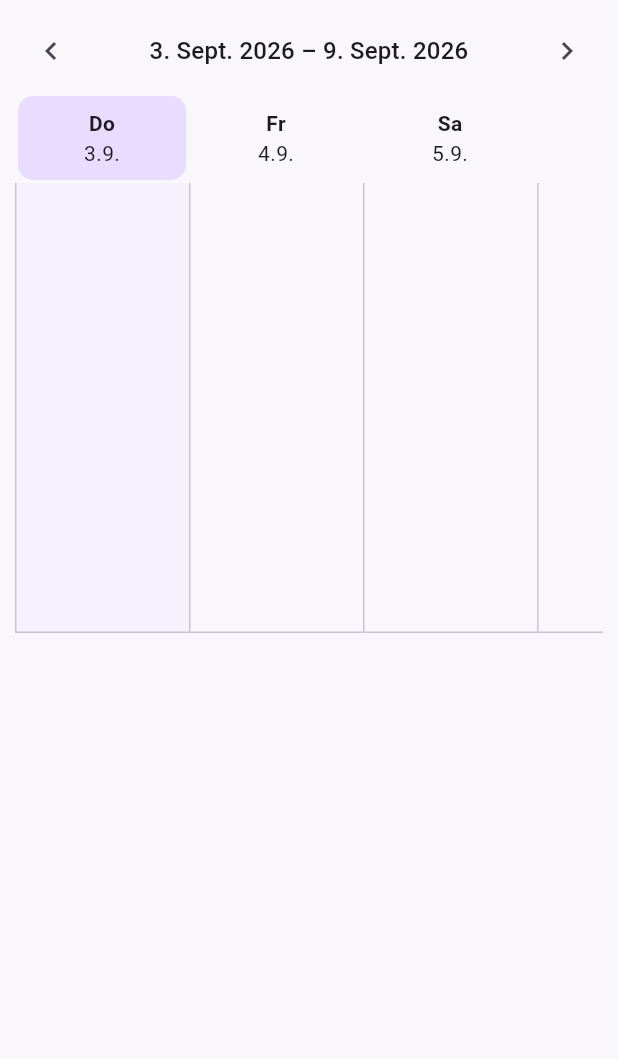
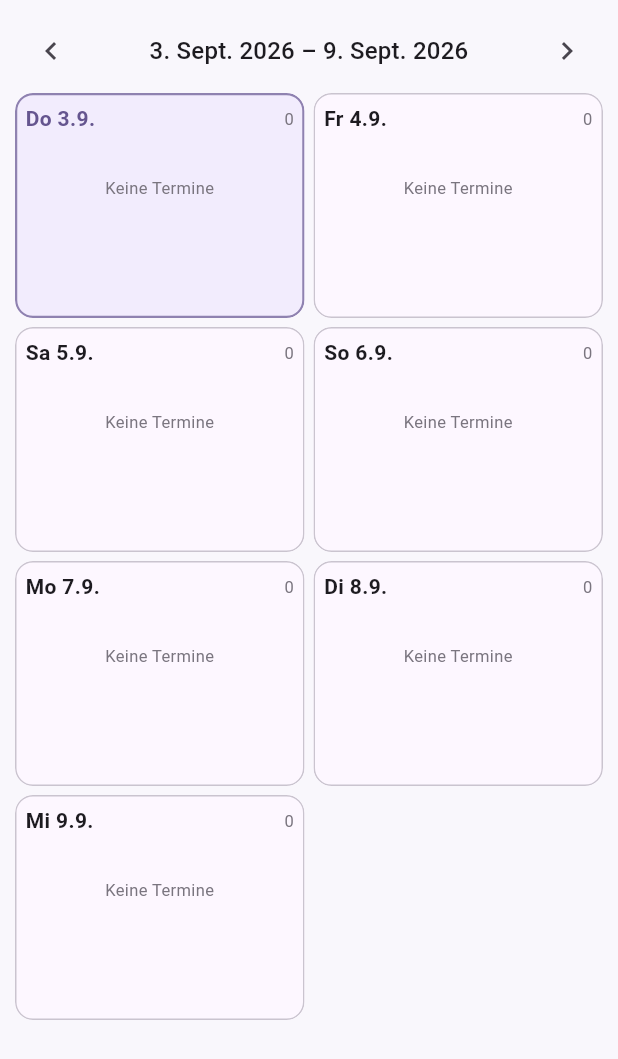
Before and after one commit to Neevel/Moonkeep, a Flutter app: the WeekCalendarView widget shown alone on an empty page, opened directly with empty values, on a phone screen of 412 x 824 dp. Shown: the top 1059 px of the screen. Run offline on Flutter 3.47's test engine with Material 3 defaults, Android fonts, the phone set to English and light mode, and no system bars; our stand-ins replace cloud_firestore, firebase_auth, firebase_core, flutter_local_notifications, shared_preferences, timezone; accounts and stored records are empty.

Commit message:
feat: refine calendar navigation experience

```diff
--- a/lib/features/calendar/week_calendar_view.dart
+++ b/lib/features/calendar/week_calendar_view.dart
@@ -1,5 +1,3 @@
-import 'dart:math' as math;
-
 import 'package:flutter/material.dart';
 
 import 'calendar_event.dart';
@@ -15,9 +13,6 @@ class WeekCalendarView extends StatelessWidget {
     required this.onDaySelected,
     required this.onEventSelected,
   });
-
-  static const double _dayWidth = 116;
-  static const double _eventHeight = 38;
 
   final DateTime weekStart;
   final DateTime selectedDay;
@@ -35,16 +30,18 @@ class WeekCalendarView extends StatelessWidget {
       7,
       (index) => weekStart.add(Duration(days: index)),
     );
-    final allDayCount = days
-        .map((day) => _allDayEvents(day).length)
-        .fold<int>(0, math.max);
-    final timedCount = days
-        .map((day) => _timedEvents(day).length)
-        .fold<int>(0, math.max);
-    final allDayHeight = _rowHeight(allDayCount, emptyHeight: 0);
-    final timedHeight = _rowHeight(timedCount, emptyHeight: 300);
-
-    return Padding(
+    return GestureDetector(
+      key: const ValueKey('week-swipe-area'),
+      behavior: HitTestBehavior.opaque,
+      onHorizontalDragEnd: (details) {
+        final velocity = details.primaryVelocity ?? 0;
+        if (velocity < -250) {
+          onNext();
+        } else if (velocity > 250) {
+          onPrevious();
+        }
+      },
+      child: Padding(
         padding: const EdgeInsets.all(10),
         child: Column(
           crossAxisAlignment: CrossAxisAlignment.stretch,
@@ -71,174 +68,174 @@ class WeekCalendarView extends StatelessWidget {
               ],
             ),
             const SizedBox(height: 4),
-          Semantics(
-            label: 'Wochenkalender. Nach oben für die nächste, nach unten für die vorherige Woche wischen.',
-            child: GestureDetector(
-              key: const ValueKey('week-swipe-area'),
-              behavior: HitTestBehavior.opaque,
-              onVerticalDragEnd: (details) {
-                final velocity = details.primaryVelocity ?? 0;
-                if (velocity < -250) {
-                  onNext();
-                } else if (velocity > 250) {
-                  onPrevious();
-                }
-              },
-              child: SingleChildScrollView(
-                scrollDirection: Axis.horizontal,
-                child: SizedBox(
-                  width: 7 * _dayWidth,
-                  child: Column(
-                    crossAxisAlignment: CrossAxisAlignment.start,
+            LayoutBuilder(
+              builder: (context, constraints) {
+                final columns = constraints.maxWidth >= 720
+                    ? 4
+                    : constraints.maxWidth >= 520
+                    ? 3
+                    : 2;
+                const spacing = 6.0;
+                final width =
+                    (constraints.maxWidth - spacing * (columns - 1)) / columns;
+                return Wrap(
+                  spacing: spacing,
+                  runSpacing: spacing,
                   children: [
-                      _headers(context, days),
-                      if (allDayCount > 0) ...[
-                        const Padding(
-                          padding: EdgeInsets.fromLTRB(4, 4, 4, 3),
-                          child: Text(
-                            'Ganztägig',
-                            style: TextStyle(
-                              fontSize: 11,
-                              fontWeight: FontWeight.w600,
-                            ),
-                          ),
-                        ),
-                        _eventRow(context, days, allDayHeight, allDay: true),
-                        const SizedBox(height: 6),
-                      ],
-                      _eventRow(context, days, timedHeight, allDay: false),
-                    ],
-                  ),
-                ),
-              ),
+                    for (final day in days)
+                      SizedBox(
+                        width: width,
+                        child: _WeekDayCard(
+                          day: day,
+                          selected: DateUtils.isSameDay(day, selectedDay),
+                          events: _events(day),
+                          onDaySelected: onDaySelected,
+                          onEventSelected: onEventSelected,
                         ),
                       ),
                   ],
+                );
+              },
+            ),
+          ],
+        ),
       ),
     );
   }
 
-  Widget _headers(BuildContext context, List<DateTime> days) => Row(
-    children: [
-      for (final day in days)
-        SizedBox(
-          width: _dayWidth,
+  List<CalendarEvent> _events(DateTime day) =>
+      eventsByDay[DateTime(day.year, day.month, day.day)] ?? const [];
+}
+
+class _WeekDayCard extends StatelessWidget {
+  const _WeekDayCard({
+    required this.day,
+    required this.selected,
+    required this.events,
+    required this.onDaySelected,
+    required this.onEventSelected,
+  });
+
+  static const double _eventHeight = 38;
+
+  final DateTime day;
+  final bool selected;
+  final List<CalendarEvent> events;
+  final ValueChanged<DateTime> onDaySelected;
+  final void Function(CalendarEvent event, DateTime day) onEventSelected;
+
+  @override
+  Widget build(BuildContext context) {
+    final colors = Theme.of(context).colorScheme;
+    final allDay = events.where((event) => event.isAllDay).toList()
+      ..sort((a, b) => a.title.compareTo(b.title));
+    final timed = events.where((event) => !event.isAllDay).toList()
+      ..sort((a, b) {
+        final start = a.start.compareTo(b.start);
+        return start != 0 ? start : a.id.compareTo(b.id);
+      });
+    final today = DateUtils.isSameDay(day, DateTime.now());
+    return Material(
+      color: selected
+          ? colors.primaryContainer.withValues(alpha: 0.42)
+          : colors.surface,
+      shape: RoundedRectangleBorder(
+        borderRadius: BorderRadius.circular(12),
+        side: BorderSide(
+          color: today
+              ? colors.primary.withValues(alpha: 0.7)
+              : colors.outlineVariant,
+          width: today ? 1.5 : 1,
+        ),
+      ),
+      clipBehavior: Clip.antiAlias,
       child: InkWell(
         key: ValueKey('week-day-${_dayId(day)}'),
         onTap: () => onDaySelected(day),
-            borderRadius: BorderRadius.circular(10),
-            child: Container(
-              margin: const EdgeInsets.all(2),
-              padding: const EdgeInsets.symmetric(vertical: 8),
-              decoration: BoxDecoration(
-                color: DateUtils.isSameDay(day, selectedDay)
-                    ? Theme.of(context).colorScheme.primaryContainer
-                    : null,
-                borderRadius: BorderRadius.circular(10),
-              ),
+        child: ConstrainedBox(
+          key: ValueKey('week-day-card-${_dayId(day)}'),
+          constraints: const BoxConstraints(minHeight: 150),
+          child: Padding(
+            padding: const EdgeInsets.all(7),
             child: Column(
+              crossAxisAlignment: CrossAxisAlignment.stretch,
               children: [
-                  Text(
-                    const [
-                      'Mo',
-                      'Di',
-                      'Mi',
-                      'Do',
-                      'Fr',
-                      'Sa',
-                      'So',
-                    ][day.weekday - 1],
-                    style: const TextStyle(fontWeight: FontWeight.w600),
-                  ),
-                  Text('${day.day}.${day.month}.'),
-                ],
+                Row(
+                  children: [
+                    Expanded(
+                      child: Text(
+                        '${_weekday(day.weekday)} ${day.day}.${day.month}.',
+                        style: TextStyle(
+                          fontWeight: FontWeight.w700,
+                          color: today ? colors.primary : null,
                         ),
                       ),
                     ),
+                    Text(
+                      '${events.length}',
+                      style: TextStyle(fontSize: 11, color: colors.outline),
                     ),
                   ],
-  );
-
-  Widget _eventRow(
-    BuildContext context,
-    List<DateTime> days,
-    double height, {
-    required bool allDay,
-  }) => Row(
-    crossAxisAlignment: CrossAxisAlignment.start,
-    children: [
-      for (final day in days)
-        GestureDetector(
-          onTap: () => onDaySelected(day),
-          child: Container(
-            key: ValueKey(
-              '${allDay ? 'week-all-day-column' : 'week-timeline'}-${_dayId(day)}',
                 ),
-            width: _dayWidth,
-            height: height,
-            padding: const EdgeInsets.all(3),
-            decoration: BoxDecoration(
-              color: DateUtils.isSameDay(day, selectedDay)
-                  ? Theme.of(context).colorScheme.primaryContainer
-                        .withValues(alpha: 0.22)
-                  : null,
-              border: Border(
-                left: BorderSide(
-                  color: Theme.of(context).colorScheme.outlineVariant,
-                ),
-                bottom: BorderSide(
-                  color: Theme.of(context).colorScheme.outlineVariant,
+                const SizedBox(height: 6),
+                if (allDay.isNotEmpty) ...[
+                  Text(
+                    'Ganztägig',
+                    style: TextStyle(
+                      fontSize: 10,
+                      color: colors.outline,
+                      fontWeight: FontWeight.w600,
                     ),
                   ),
+                  const SizedBox(height: 3),
+                  for (final event in allDay)
+                    _event(
+                      event,
+                      label: '• ${event.title}',
+                      key: 'week-all-day-${event.id}-${_dayId(day)}',
                     ),
-            child: Column(
-              children: [
-                for (final event
-                    in allDay ? _allDayEvents(day) : _timedEvents(day))
+                  if (timed.isNotEmpty) const SizedBox(height: 5),
+                ],
+                for (final event in timed)
+                  _event(
+                    event,
+                    label:
+                        '${_time(event.start)} – ${_time(event.end)}\n${event.title}',
+                    key: 'week-event-${event.id}-${_dayId(day)}',
+                  ),
+                if (events.isEmpty)
                   Padding(
-                    padding: const EdgeInsets.only(bottom: 4),
-                    child: SizedBox(
-                      key: ValueKey(
-                        '${allDay ? 'week-all-day' : 'week-event'}-${event.id}-${_dayId(day)}',
-                      ),
-                      height: _eventHeight,
-                      child: _CompactEvent(
-                        event: event,
-                        label: allDay
-                            ? '• ${event.title}'
-                            : '${_time(event.start)} – ${_time(event.end)}\n${event.title}',
-                        onTap: () => onEventSelected(event, day),
-                      ),
+                    padding: const EdgeInsets.only(top: 22),
+                    child: Text(
+                      'Keine Termine',
+                      textAlign: TextAlign.center,
+                      style: TextStyle(fontSize: 11, color: colors.outline),
                     ),
                   ),
               ],
             ),
           ),
         ),
-    ],
+      ),
     );
-
-  List<CalendarEvent> _allDayEvents(DateTime day) {
-    final events = _events(day).where((event) => event.isAllDay).toList();
-    events.sort((a, b) => a.title.compareTo(b.title));
-    return events;
   }
 
-  List<CalendarEvent> _timedEvents(DateTime day) {
-    final events = _events(day).where((event) => !event.isAllDay).toList();
-    events.sort((a, b) {
-      final start = a.start.compareTo(b.start);
-      return start != 0 ? start : a.id.compareTo(b.id);
-    });
-    return events;
-  }
-
-  List<CalendarEvent> _events(DateTime day) =>
-      eventsByDay[DateTime(day.year, day.month, day.day)] ?? const [];
-
-  double _rowHeight(int count, {required double emptyHeight}) => count == 0
-      ? emptyHeight
-      : math.max(emptyHeight, 7 + count * (_eventHeight + 4));
+  Widget _event(
+    CalendarEvent event, {
+    required String label,
+    required String key,
+  }) => Padding(
+    padding: const EdgeInsets.only(bottom: 4),
+    child: SizedBox(
+      key: ValueKey(key),
+      height: _eventHeight,
+      child: _CompactEvent(
+        event: event,
+        label: label,
+        onTap: () => onEventSelected(event, day),
+      ),
+    ),
+  );
 }
 
 class _CompactEvent extends StatelessWidget {
@@ -267,7 +264,7 @@ class _CompactEvent extends StatelessWidget {
         onTap: onTap,
         borderRadius: BorderRadius.circular(6),
         child: Padding(
-          padding: const EdgeInsets.symmetric(horizontal: 4, vertical: 3),
+          padding: const EdgeInsets.symmetric(horizontal: 5, vertical: 3),
           child: Align(
             alignment: Alignment.centerLeft,
             child: Text(
@@ -288,6 +285,9 @@ class _CompactEvent extends StatelessWidget {
   }
 }
 
+String _weekday(int weekday) =>
+    const ['Mo', 'Di', 'Mi', 'Do', 'Fr', 'Sa', 'So'][weekday - 1];
+
 String _time(DateTime value) =>
     '${value.hour.toString().padLeft(2, '0')}:${value.minute.toString().padLeft(2, '0')}';
 
```
Also changed, not shown: lib/features/calendar/calendar_screen.dart (+65 -38 lines), lib/features/calendar/month_calendar_view.dart (+13 -1 lines), 1 other file. Lines whose indentation alone changed are shown as unchanged.
